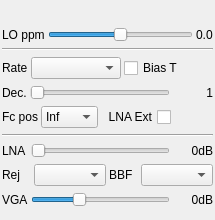
Above: plugins/samplesource/hackrf/hackrfgui.ui from f4exb/sdrangel before the change. Below: the same form after it.
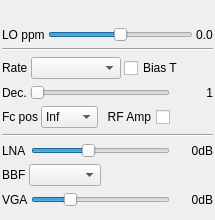
That is the form after the change. Custom widgets are drawn as their Qt base class.

```diff
--- a/plugins/samplesource/hackrf/hackrfgui.ui
+++ b/plugins/samplesource/hackrf/hackrfgui.ui
@@ -276,7 +276,7 @@
         <enum>Qt::RightToLeft</enum>
        </property>
        <property name="text">
-        <string>LNA Ext</string>
+        <string>RF Amp</string>
        </property>
       </widget>
      </item>
@@ -316,10 +316,16 @@
         <string>LNA gain dB</string>
        </property>
        <property name="maximum">
-        <number>14</number>
+        <number>40</number>
+       </property>
+       <property name="singleStep">
+        <number>8</number>
        </property>
        <property name="pageStep">
-        <number>1</number>
+        <number>8</number>
+       </property>
+       <property name="value">
+        <number>16</number>
        </property>
        <property name="orientation">
         <enum>Qt::Horizontal</enum>
@@ -349,26 +355,29 @@
      <property name="spacing">
       <number>3</number>
      </property>
-     <item row="0" column="1">
-      <widget class="QComboBox" name="rej"/>
-     </item>
      <item row="0" column="0">
-      <widget class="QLabel" name="rejLabel">
-       <property name="text">
-        <string>Rej</string>
-       </property>
-      </widget>
-     </item>
-     <item row="0" column="2">
       <widget class="QLabel" name="bbFiltLabel">
        <property name="text">
         <string>BBF</string>
        </property>
       </widget>
      </item>
-     <item row="0" column="3">
+     <item row="0" column="1">
       <widget class="QComboBox" name="bbFilter"/>
      </item>
+     <item row="0" column="2">
+      <spacer name="bbSpacer">
+       <property name="orientation">
+        <enum>Qt::Horizontal</enum>
+       </property>
+       <property name="sizeHint" stdset="0">
+        <size>
+         <width>40</width>
+         <height>20</height>
+        </size>
+       </property>
+      </spacer>
+     </item>
     </layout>
    </item>
    <item>
@@ -389,16 +398,16 @@
         <string>VGA gain dB</string>
        </property>
        <property name="maximum">
-        <number>15</number>
+        <number>62</number>
        </property>
        <property name="singleStep">
         <number>1</number>
        </property>
        <property name="pageStep">
-        <number>1</number>
+        <number>2</number>
        </property>
        <property name="value">
-        <number>5</number>
+        <number>16</number>
        </property>
        <property name="orientation">
         <enum>Qt::Horizontal</enum>
```
Left out of the diff: 6 changed lines with no effect on the pictures.
